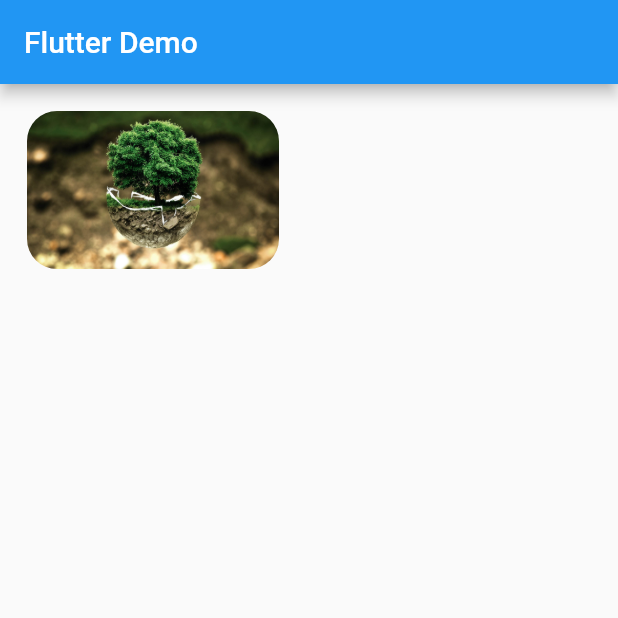
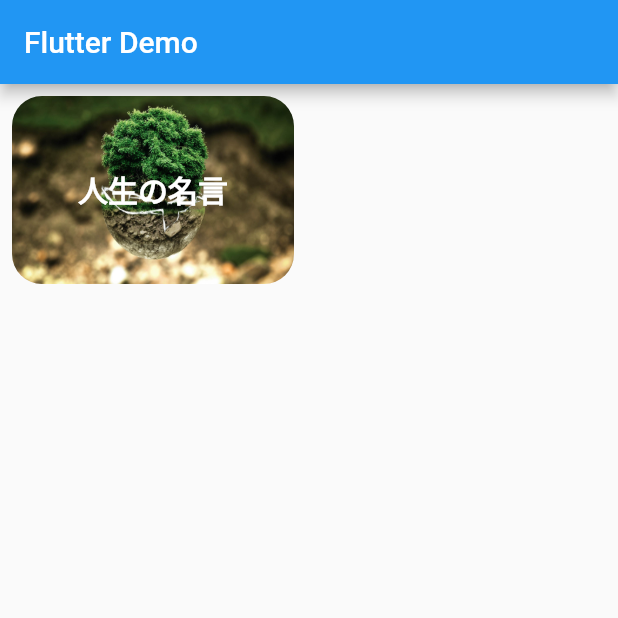
Before and after one commit to kohenro19/meigen_flutter_001, a Flutter app: the screen it shows after launch, on a phone screen of 412 x 824 dp, the top half of it. Run offline on Flutter 3.47's test engine with Material 2 defaults, Android fonts, the phone set to English and light mode, and no system bars; our stand-ins replace sqflite; accounts and stored records are empty.

Commit message:
add stack

```diff
--- a/lib/main.dart
+++ b/lib/main.dart
@@ -70,16 +70,34 @@ class HomeScreen extends StatelessWidget {
                 // )
                   child: Container(
                     width: 200,
-                    margin: EdgeInsets.all(10),
-                    child: ClipRRect(
+                    // marginは外側の余白を指定することができるプロパティ
+                    // EdgeInsets.all(数値): 全方向の余白
+                    // margin: EdgeInsets.all(10),
+                    child: Stack(
+                      children: [
+                        ClipRRect(
                           borderRadius: BorderRadius.circular(20),
                           child: Image(
                             image: AssetImage('images/life.jpg'),
-                          width: 200,
-                          height: 100,
+                              width: 400,
+                              height: 400,
                               fit: BoxFit.fill,
                             // image: NetworkImage('https://www.tutorialkart.com/img/hummingbird.png'),
                           ),
+                        ),
+                      Center(
+                        child: Container(
+                          // margin: EdgeInsets.all(50),
+                          child: Text("人生の名言",
+                            style: TextStyle(
+                              color: Colors.white,
+                              fontWeight: FontWeight.bold,
+                              fontSize: 20.0,
+                            ),
+                          ),
+                        ),
+                      )
+                      ]
                     )
                   )
               );
```
Lines whose indentation alone changed are shown as unchanged.
